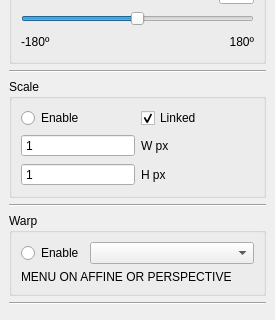
Old version of the form src/transformmenu.ui in the repository mattykakes/qcvTouchUp; both pictures show x 0 to 275 and y 188 to 508 of the 275 by 652 pixel window.
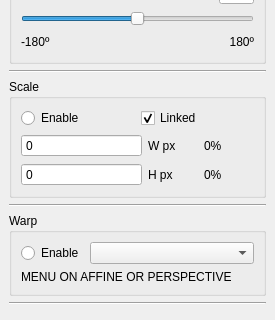
New version of the form.

What changed in the file:
```diff
--- a/src/transformmenu.ui
+++ b/src/transformmenu.ui
@@ -314,20 +314,42 @@
             <enum>QAbstractSpinBox::NoButtons</enum>
            </property>
            <property name="minimum">
-            <number>1</number>
+            <number>0</number>
            </property>
            <property name="maximum">
             <number>32768</number>
            </property>
+           <property name="value">
+            <number>0</number>
+           </property>
           </widget>
          </item>
          <item>
           <widget class="QLabel" name="label_ScaleWidth">
+           <property name="maximumSize">
+            <size>
+             <width>50</width>
+             <height>16777215</height>
+            </size>
+           </property>
            <property name="text">
             <string>W px</string>
            </property>
           </widget>
          </item>
+         <item>
+          <widget class="QLabel" name="label_RatioWidth">
+           <property name="maximumSize">
+            <size>
+             <width>50</width>
+             <height>16777215</height>
+            </size>
+           </property>
+           <property name="text">
+            <string>0%</string>
+           </property>
+          </widget>
+         </item>
         </layout>
        </item>
        <item>
@@ -338,23 +360,42 @@
             <enum>QAbstractSpinBox::NoButtons</enum>
            </property>
            <property name="minimum">
-            <number>1</number>
+            <number>0</number>
            </property>
            <property name="maximum">
             <number>32768</number>
            </property>
            <property name="value">
-            <number>1</number>
+            <number>0</number>
            </property>
           </widget>
          </item>
          <item>
           <widget class="QLabel" name="label_ScaleHeight">
+           <property name="maximumSize">
+            <size>
+             <width>50</width>
+             <height>16777215</height>
+            </size>
+           </property>
            <property name="text">
             <string>H px</string>
            </property>
           </widget>
          </item>
+         <item>
+          <widget class="QLabel" name="label_RatioHeight">
+           <property name="maximumSize">
+            <size>
+             <width>50</width>
+             <height>16777215</height>
+            </size>
+           </property>
+           <property name="text">
+            <string>0%</string>
+           </property>
+          </widget>
+         </item>
         </layout>
        </item>
       </layout>
```
